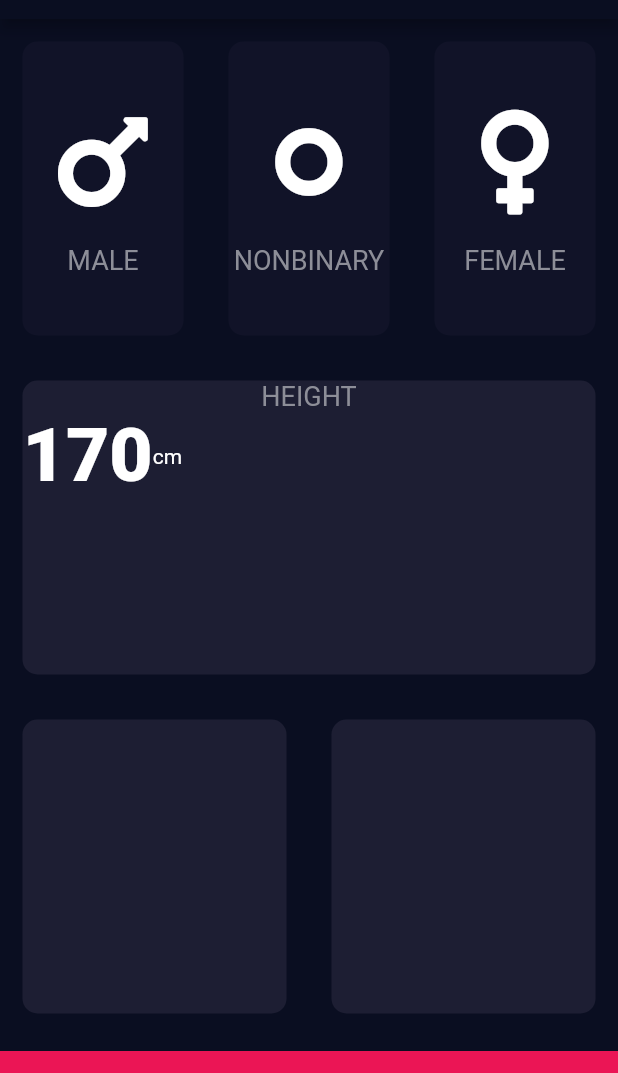
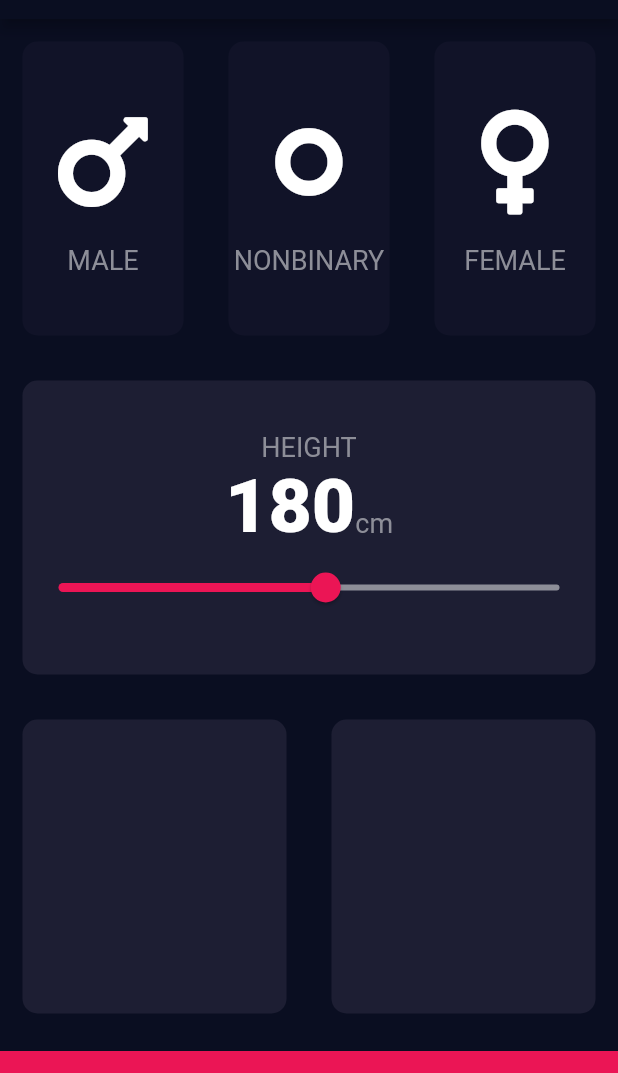
Before and after one commit to dustyfingers/bmi-calc-flutter, a Flutter app: the screen it shows after launch, on a phone screen of 412 x 824 dp, the part 65-1138 px from its top. Run offline on Flutter 3.47's test engine with Material 2 defaults, Android fonts, the phone set to English and light mode, and no system bars; our stand-ins replace font_awesome_flutter.

Commit message:
built the slider component and the proper state to match

```diff
--- a/lib/constants.dart
+++ b/lib/constants.dart
@@ -8,9 +8,15 @@ const Color kInactiveCardColor = Color(0xFF111328);
 const Color kBottomContainerColor = Color(0xFFEB1555);
 const Color kPrimaryColor = Color(0xFF0A0E21);
 const Color kTextColor = Color(0xFF8D8E98);
+const Color kActiveSliderColor = Color(0xFFEB1555);
+const Color kInactiveSliderColor = Color(0xFF8D8E98);
 const double kIconSize = 80.0;
 const SizedBox kSpacer = SizedBox(height: 15.0);
 const TextStyle kLabelTextStyle = TextStyle(
   fontSize: 18.0,
   color: kTextColor,
 );
+const TextStyle kNumberTextStyle = TextStyle(
+  fontSize: 50.0,
+  fontWeight: FontWeight.w800,
+);
--- a/lib/input_page.dart
+++ b/lib/input_page.dart
@@ -14,6 +14,7 @@ class InputPage extends StatefulWidget {
 
 class _InputPageState extends State<InputPage> {
   Gender selectedGender;
+  int height = 180;
 
   @override
   Widget build(BuildContext context) {
@@ -86,17 +87,35 @@ class _InputPageState extends State<InputPage> {
             child: ReusableCard(
                 color: kActiveCardColor,
                 cardChild: Column(
+                  mainAxisAlignment: MainAxisAlignment.center,
                   children: <Widget>[
                     Text('HEIGHT', style: kLabelTextStyle),
                     Row(
+                      mainAxisAlignment: MainAxisAlignment.center,
+                      crossAxisAlignment: CrossAxisAlignment.baseline,
+                      textBaseline: TextBaseline.alphabetic,
                       children: <Widget>[
                         Text(
-                          '170',
-                          style: TextStyle(
-                              fontSize: 50.0, fontWeight: FontWeight.w800),
+                          height.toString(),
+                          style: kNumberTextStyle,
                         ),
-                        Text('cm'),
+                        Text(
+                          'cm',
+                          style: kLabelTextStyle,
+                        ),
                       ],
+                    ),
+                    Slider(
+                      value: height.toDouble(),
+                      min: 100,
+                      max: 250,
+                      activeColor: kActiveSliderColor,
+                      inactiveColor: kInactiveSliderColor,
+                      onChanged: (double newValue) {
+                        setState(() {
+                          height = newValue.toInt();
+                        });
+                      },
                     ),
                   ],
                 )),
```
